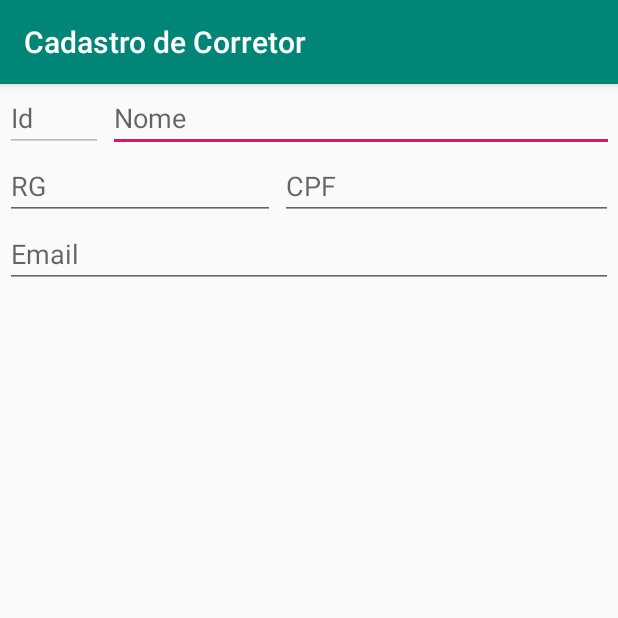
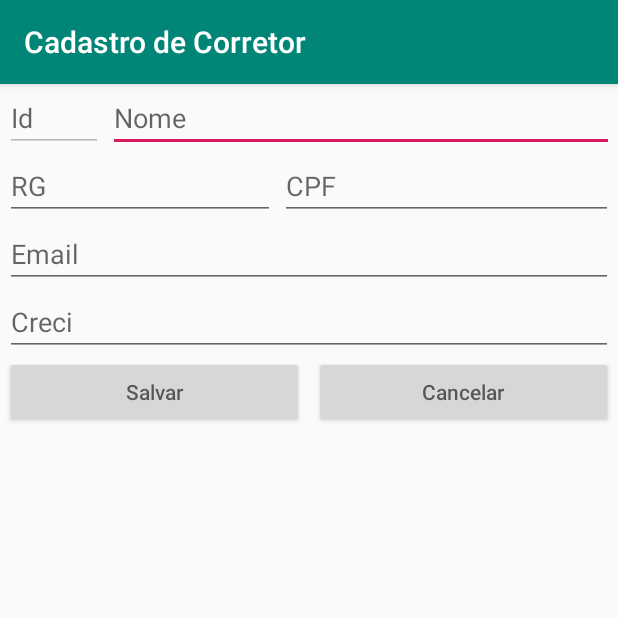
Before and after one commit to nwmartins/imobiliaria, an Android app: the CorretorActivity screen opened directly, with no data from a screen before it, on a phone screen of 412 x 824 dp, the top half of it. Run offline under Robolectric (Android 15) with nearby library versions, the phone set to English and light mode, and no system bars.

Commit message:
Visual Tela Cadastro de Corretor OK

```diff
--- a/app/src/main/res/layout/content_corretor.xml
+++ b/app/src/main/res/layout/content_corretor.xml
@@ -11,7 +11,8 @@
 
     <LinearLayout
         android:layout_width="match_parent"
-        android:layout_height="wrap_content">
+        android:layout_height="wrap_content"
+        android:orientation="horizontal">
 
         <EditText
             android:layout_width="match_parent"
@@ -35,7 +36,8 @@
 
     <LinearLayout
         android:layout_width="match_parent"
-        android:layout_height="wrap_content">
+        android:layout_height="wrap_content"
+        android:orientation="horizontal">
 
         <EditText
             android:layout_width="match_parent"
@@ -66,6 +68,37 @@
         android:id="@+id/etEmail"
         android:hint="@string/lbEmail"/>
 
+    <EditText
+        android:layout_width="match_parent"
+        android:layout_height="wrap_content"
+        android:layout_marginLeft="@dimen/left_margin"
+        android:layout_marginRight="@dimen/right_margin"
+        android:id="@+id/etCreci"
+        android:hint="@string/lbCreci"/>
 
+    <LinearLayout
+        android:layout_width="match_parent"
+        android:layout_height="wrap_content"
+        android:orientation="horizontal">
+
+        <Button
+            android:layout_width="match_parent"
+            android:layout_height="wrap_content"
+            android:layout_marginLeft="@dimen/left_margin"
+            android:layout_marginRight="@dimen/right_margin"
+            android:layout_weight="1"
+            android:id="@+id/btSalvar"
+            android:hint="@string/lbSalvar"/>
+
+        <Button
+            android:layout_width="match_parent"
+            android:layout_height="wrap_content"
+            android:layout_marginLeft="@dimen/left_margin"
+            android:layout_marginRight="@dimen/right_margin"
+            android:layout_weight="1"
+            android:id="@+id/btCancelar"
+            android:hint="@string/lbCancelar"/>
+
+    </LinearLayout>
 
 </LinearLayout>
--- a/app/src/main/res/values/strings.xml
+++ b/app/src/main/res/values/strings.xml
@@ -14,5 +14,8 @@
     <string name="lbCpf">CPF</string>
     <string name="lbEmail">Email</string>
     <string name="lbCorretor">Corretor</string>
+    <string name="lbCreci">Creci</string>
+    <string name="lbSalvar">Salvar</string>
+    <string name="lbCancelar">Cancelar</string>
     <string name="title_activity_corretor">Cadastro de Corretor</string>
 </resources>
```
